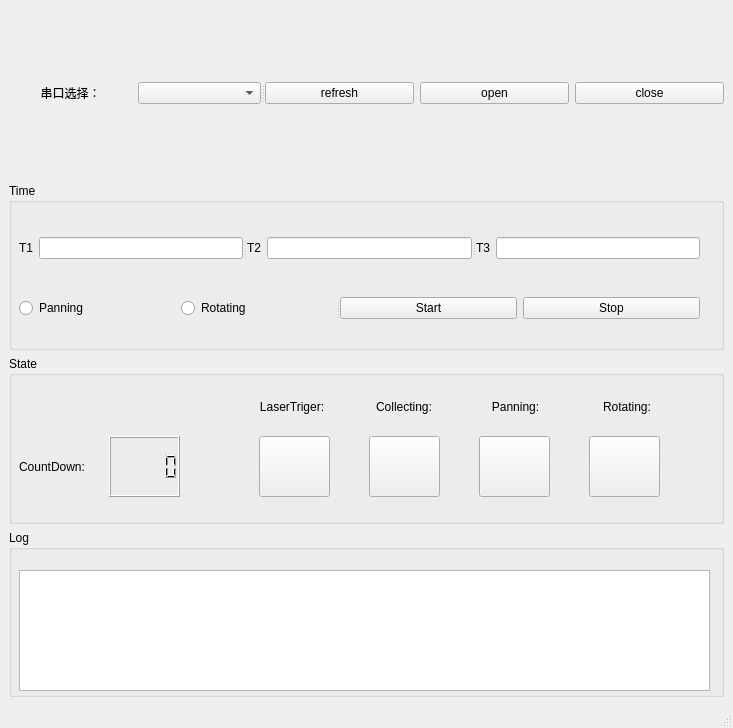
The window that mainwindow.ui (lumosmax7/TTL) describes before a commit, drawn with Qt 5.
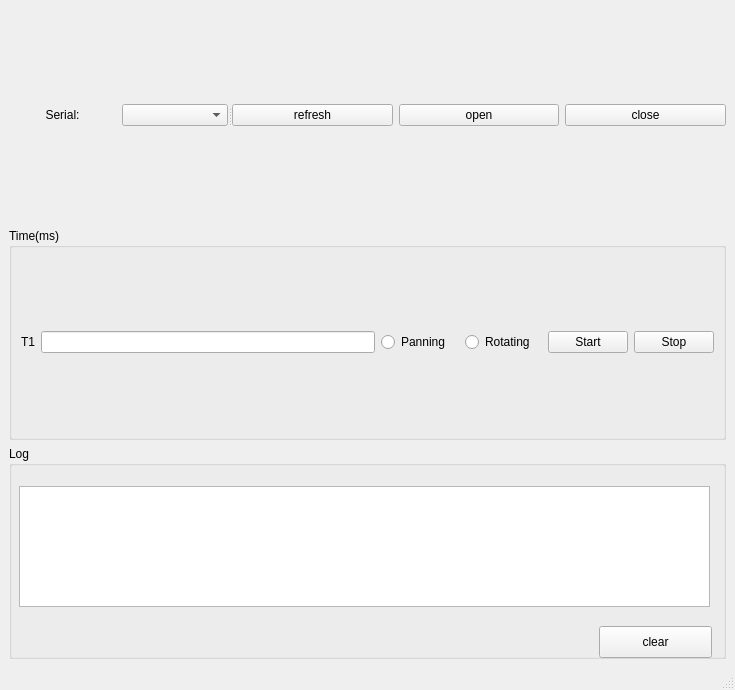
The same window after the commit. Icons and pictures are not drawn.

Commit message: finish basic function, ui needs to be modified and more clear.

The edit to the form file:
```diff
--- a/mainwindow.ui
+++ b/mainwindow.ui
@@ -6,8 +6,8 @@
    <rect>
     <x>0</x>
     <y>0</y>
-    <width>733</width>
-    <height>728</height>
+    <width>735</width>
+    <height>690</height>
    </rect>
   </property>
   <property name="windowTitle">
@@ -15,134 +15,6 @@
   </property>
   <widget class="QWidget" name="centralwidget">
    <layout class="QGridLayout" name="gridLayout_3">
-    <item row="1" column="0">
-     <widget class="QGroupBox" name="groupBox">
-      <property name="title">
-       <string>Time</string>
-      </property>
-      <widget class="QSplitter" name="splitter_2">
-       <property name="geometry">
-        <rect>
-         <x>10</x>
-         <y>40</y>
-         <width>681</width>
-         <height>51</height>
-        </rect>
-       </property>
-       <property name="orientation">
-        <enum>Qt::Horizontal</enum>
-       </property>
-       <widget class="QWidget" name="layoutWidget">
-        <layout class="QGridLayout" name="gridLayout_8">
-         <item row="0" column="0">
-          <widget class="QLabel" name="label_4">
-           <property name="text">
-            <string>T1</string>
-           </property>
-          </widget>
-         </item>
-         <item row="0" column="1">
-          <widget class="QLineEdit" name="t1"/>
-         </item>
-        </layout>
-       </widget>
-       <widget class="QWidget" name="layoutWidget_5">
-        <layout class="QGridLayout" name="gridLayout_9">
-         <item row="0" column="0">
-          <widget class="QLabel" name="label_5">
-           <property name="text">
-            <string>T2</string>
-           </property>
-          </widget>
-         </item>
-         <item row="0" column="1">
-          <widget class="QLineEdit" name="t2"/>
-         </item>
-        </layout>
-       </widget>
-       <widget class="QWidget" name="layoutWidget_6">
-        <layout class="QGridLayout" name="gridLayout_10">
-         <item row="0" column="0">
-          <widget class="QLabel" name="label_6">
-           <property name="text">
-            <string>T3</string>
-           </property>
-          </widget>
-         </item>
-         <item row="0" column="1">
-          <widget class="QLineEdit" name="t3"/>
-         </item>
-        </layout>
-       </widget>
-      </widget>
-      <widget class="QSplitter" name="splitter_3">
-       <property name="geometry">
-        <rect>
-         <x>10</x>
-         <y>100</y>
-         <width>681</width>
-         <height>51</height>
-        </rect>
-       </property>
-       <property name="orientation">
-        <enum>Qt::Horizontal</enum>
-       </property>
-       <widget class="QWidget" name="layoutWidget">
-        <layout class="QGridLayout" name="gridLayout_12">
-         <item row="0" column="0">
-          <widget class="QRadioButton" name="pan">
-           <property name="text">
-            <string>Panning</string>
-           </property>
-          </widget>
-         </item>
-         <item row="0" column="1">
-          <widget class="QRadioButton" name="rotate">
-           <property name="text">
-            <string>Rotating</string>
-           </property>
-          </widget>
-         </item>
-        </layout>
-       </widget>
-       <widget class="QWidget" name="layoutWidget">
-        <layout class="QGridLayout" name="gridLayout_11">
-         <item row="0" column="0">
-          <widget class="QPushButton" name="start">
-           <property name="text">
-            <string>Start</string>
-           </property>
-          </widget>
-         </item>
-         <item row="0" column="1">
-          <widget class="QPushButton" name="stop">
-           <property name="text">
-            <string>Stop</string>
-           </property>
-          </widget>
-         </item>
-        </layout>
-       </widget>
-      </widget>
-     </widget>
-    </item>
-    <item row="3" column="0">
-     <widget class="QGroupBox" name="groupBox_5">
-      <property name="title">
-       <string>Log</string>
-      </property>
-      <widget class="QTextBrowser" name="textBrowser">
-       <property name="geometry">
-        <rect>
-         <x>10</x>
-         <y>40</y>
-         <width>691</width>
-         <height>121</height>
-        </rect>
-       </property>
-      </widget>
-     </widget>
-    </item>
     <item row="0" column="0">
      <widget class="QSplitter" name="splitter">
       <property name="orientation">
@@ -156,7 +28,7 @@
         <item row="0" column="0">
          <widget class="QLabel" name="label">
           <property name="text">
-           <string>串口选择：</string>
+           <string>Serial:</string>
           </property>
           <property name="alignment">
            <set>Qt::AlignCenter</set>
@@ -193,156 +65,102 @@
      </widget>
     </item>
     <item row="2" column="0">
-     <widget class="QGroupBox" name="groupBox_4">
+     <widget class="QGroupBox" name="groupBox_5">
       <property name="title">
-       <string>State</string>
+       <string>Log</string>
       </property>
-      <widget class="QLCDNumber" name="lcdNumber">
-       <property name="geometry">
-        <rect>
-         <x>100</x>
-         <y>80</y>
-         <width>71</width>
-         <height>61</height>
-        </rect>
-       </property>
-       <property name="font">
-        <font>
-         <pointsize>30</pointsize>
-         <weight>75</weight>
-         <bold>true</bold>
-        </font>
-       </property>
-      </widget>
-      <widget class="QLabel" name="label_7">
+      <widget class="QTextBrowser" name="textBrowser">
        <property name="geometry">
         <rect>
          <x>10</x>
-         <y>100</y>
-         <width>111</width>
-         <height>21</height>
-        </rect>
-       </property>
-       <property name="text">
-        <string>CountDown:</string>
-       </property>
-      </widget>
-      <widget class="QPushButton" name="pushButton_13">
-       <property name="geometry">
-        <rect>
-         <x>360</x>
-         <y>80</y>
-         <width>71</width>
-         <height>61</height>
-        </rect>
-       </property>
-       <property name="styleSheet">
-        <string notr="true">border-image: url(:/new/prefix1/icons8-initial-state-40.png);</string>
-       </property>
-       <property name="text">
-        <string/>
-       </property>
-      </widget>
-      <widget class="QPushButton" name="pushButton_16">
-       <property name="geometry">
-        <rect>
-         <x>250</x>
-         <y>80</y>
-         <width>71</width>
-         <height>61</height>
-        </rect>
-       </property>
-       <property name="styleSheet">
-        <string notr="true">border-image: url(:/new/prefix1/icons8-initial-state-40.png);</string>
-       </property>
-       <property name="text">
-        <string/>
-       </property>
-      </widget>
-      <widget class="QPushButton" name="pushButton_14">
-       <property name="geometry">
-        <rect>
-         <x>470</x>
-         <y>80</y>
-         <width>71</width>
-         <height>61</height>
-        </rect>
-       </property>
-       <property name="styleSheet">
-        <string notr="true">border-image: url(:/new/prefix1/icons8-initial-state-40.png);</string>
-       </property>
-       <property name="text">
-        <string/>
-       </property>
-      </widget>
-      <widget class="QPushButton" name="pushButton_15">
-       <property name="geometry">
-        <rect>
-         <x>580</x>
-         <y>80</y>
-         <width>71</width>
-         <height>61</height>
-        </rect>
-       </property>
-       <property name="styleSheet">
-        <string notr="true">border-image: url(:/new/prefix1/icons8-initial-state-40.png);</string>
-       </property>
-       <property name="text">
-        <string/>
-       </property>
-      </widget>
-      <widget class="QWidget" name="layoutWidget">
-       <property name="geometry">
-        <rect>
-         <x>230</x>
          <y>40</y>
-         <width>441</width>
-         <height>21</height>
+         <width>691</width>
+         <height>121</height>
         </rect>
        </property>
-       <layout class="QGridLayout" name="gridLayout_13">
-        <item row="0" column="0">
-         <widget class="QLabel" name="label_9">
-          <property name="text">
-           <string>LaserTriger:</string>
-          </property>
-          <property name="alignment">
-           <set>Qt::AlignCenter</set>
-          </property>
-         </widget>
-        </item>
-        <item row="0" column="1">
-         <widget class="QLabel" name="label_10">
-          <property name="text">
-           <string>Collecting:</string>
-          </property>
-          <property name="alignment">
-           <set>Qt::AlignCenter</set>
-          </property>
-         </widget>
-        </item>
-        <item row="0" column="2">
-         <widget class="QLabel" name="label_11">
-          <property name="text">
-           <string>Panning:</string>
-          </property>
-          <property name="alignment">
-           <set>Qt::AlignCenter</set>
-          </property>
-         </widget>
-        </item>
-        <item row="0" column="3">
-         <widget class="QLabel" name="label_12">
-          <property name="text">
-           <string>Rotating:</string>
-          </property>
-          <property name="alignment">
-           <set>Qt::AlignCenter</set>
-          </property>
-         </widget>
-        </item>
-       </layout>
       </widget>
+      <widget class="QPushButton" name="pushButton_4">
+       <property name="geometry">
+        <rect>
+         <x>590</x>
+         <y>180</y>
+         <width>113</width>
+         <height>32</height>
+        </rect>
+       </property>
+       <property name="text">
+        <string>clear</string>
+       </property>
+      </widget>
+     </widget>
+    </item>
+    <item row="1" column="0">
+     <widget class="QGroupBox" name="groupBox">
+      <property name="title">
+       <string>Time(ms)</string>
+      </property>
+      <layout class="QGridLayout" name="gridLayout_4">
+       <item row="0" column="0">
+        <widget class="QSplitter" name="splitter_2">
+         <property name="orientation">
+          <enum>Qt::Horizontal</enum>
+         </property>
+         <widget class="QWidget" name="layoutWidget">
+          <layout class="QGridLayout" name="gridLayout_8">
+           <item row="0" column="1">
+            <widget class="QLineEdit" name="t1"/>
+           </item>
+           <item row="0" column="2">
+            <widget class="QSplitter" name="splitter_3">
+             <property name="orientation">
+              <enum>Qt::Horizontal</enum>
+             </property>
+             <widget class="QWidget" name="layoutWidget">
+              <layout class="QGridLayout" name="gridLayout_12">
+               <item row="0" column="3">
+                <widget class="QPushButton" name="stop">
+                 <property name="text">
+                  <string>Stop</string>
+                 </property>
+                </widget>
+               </item>
+               <item row="0" column="1">
+                <widget class="QRadioButton" name="rotate">
+                 <property name="text">
+                  <string>Rotating</string>
+                 </property>
+                </widget>
+               </item>
+               <item row="0" column="0">
+                <widget class="QRadioButton" name="pan">
+                 <property name="text">
+                  <string>Panning</string>
+                 </property>
+                </widget>
+               </item>
+               <item row="0" column="2">
+                <widget class="QPushButton" name="start">
+                 <property name="text">
+                  <string>Start</string>
+                 </property>
+                </widget>
+               </item>
+              </layout>
+             </widget>
+            </widget>
+           </item>
+           <item row="0" column="0">
+            <widget class="QLabel" name="label_4">
+             <property name="text">
+              <string>T1</string>
+             </property>
+            </widget>
+           </item>
+          </layout>
+         </widget>
+        </widget>
+       </item>
+      </layout>
      </widget>
     </item>
    </layout>
```
The commit also changes 3 other files.
